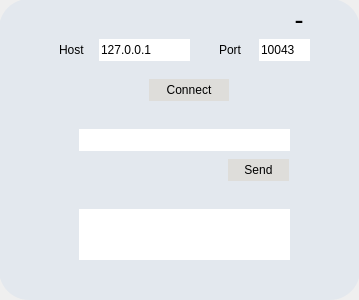
Old version of the form client/ui/loginwindow.ui in the repository pechpo/What-s-up.
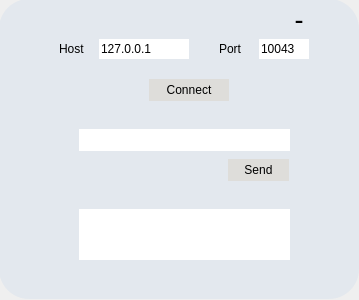
New version of the form. Icons and pictures are not drawn.

What changed in the file:
```diff
--- a/client/ui/loginwindow.ui
+++ b/client/ui/loginwindow.ui
@@ -24,8 +24,8 @@
     <rect>
      <x>-1</x>
      <y>-1</y>
-     <width>361</width>
-     <height>301</height>
+     <width>360</width>
+     <height>300</height>
     </rect>
    </property>
    <property name="styleSheet">
@@ -37,8 +37,8 @@
      <rect>
       <x>60</x>
       <y>40</y>
-      <width>31</width>
-      <height>21</height>
+      <width>30</width>
+      <height>20</height>
      </rect>
     </property>
     <property name="text">
@@ -50,8 +50,8 @@
      <rect>
       <x>260</x>
       <y>40</y>
-      <width>51</width>
-      <height>22</height>
+      <width>50</width>
+      <height>20</height>
      </rect>
     </property>
     <property name="styleSheet">
@@ -82,8 +82,8 @@
      <rect>
       <x>220</x>
       <y>40</y>
-      <width>31</width>
-      <height>21</height>
+      <width>30</width>
+      <height>20</height>
      </rect>
     </property>
     <property name="text">
@@ -137,8 +137,8 @@
      <rect>
       <x>100</x>
       <y>40</y>
-      <width>91</width>
-      <height>22</height>
+      <width>90</width>
+      <height>20</height>
      </rect>
     </property>
     <property name="styleSheet">
```
